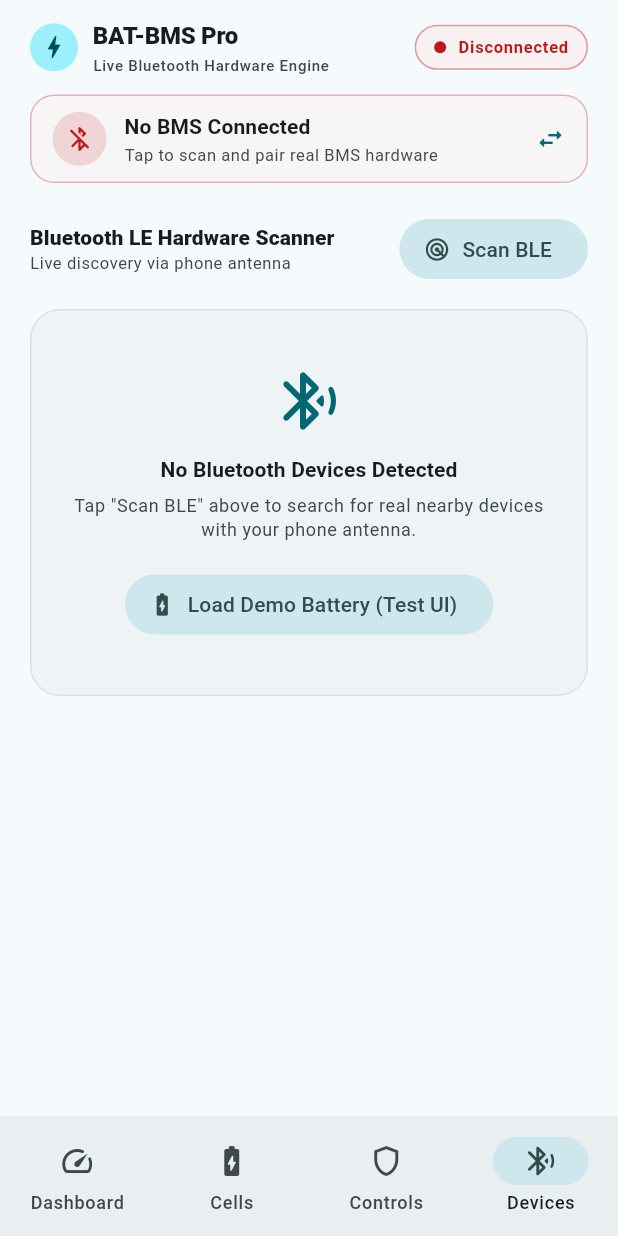
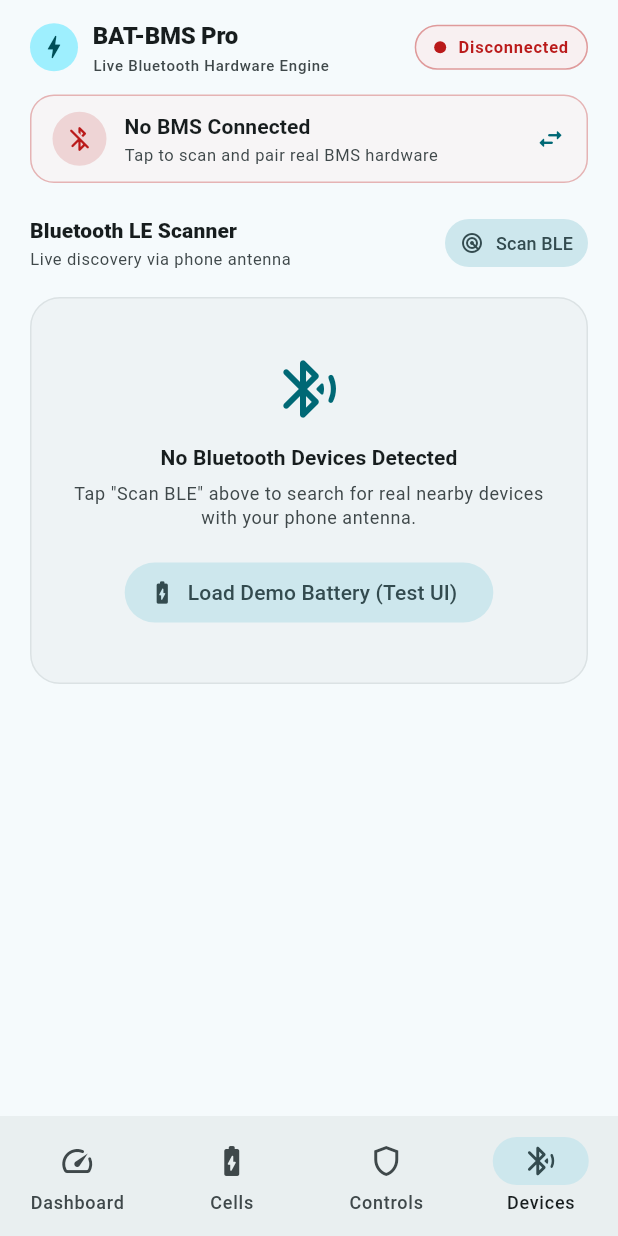
Before and after one commit to Tanush-Gupta1812/VoltOS, a Flutter app: the screen it shows after launch, item 4 of the bottom bar chosen, on a phone screen of 412 x 824 dp. Run offline on Flutter 3.47's test engine with Material 3 defaults, Android fonts, the phone set to English and light mode, and no system bars; our stand-ins replace flutter_blue_plus.

Commit message:
fix: resolve 27px horizontal overflow in Devices tab scanner header and top bar

```diff
--- a/lib/screens/bms_dashboard_screen.dart
+++ b/lib/screens/bms_dashboard_screen.dart
@@ -858,7 +858,8 @@ class _BmsDashboardScreenState extends State<BmsDashboardScreen> {
     return Row(
       mainAxisAlignment: MainAxisAlignment.spaceBetween,
       children: [
-        Row(
+        Expanded(
+          child: Row(
             children: [
               Container(
                 padding: const EdgeInsets.all(6),
@@ -873,7 +874,8 @@ class _BmsDashboardScreenState extends State<BmsDashboardScreen> {
                 ),
               ),
               const SizedBox(width: 10),
-            Column(
+              Expanded(
+                child: Column(
                   crossAxisAlignment: CrossAxisAlignment.start,
                   children: [
                     Text(
@@ -885,6 +887,8 @@ class _BmsDashboardScreenState extends State<BmsDashboardScreen> {
                     ),
                     Text(
                       'Live Bluetooth Hardware Engine',
+                      maxLines: 1,
+                      overflow: TextOverflow.ellipsis,
                       style: theme.textTheme.labelSmall?.copyWith(
                         color: colorScheme.onSurfaceVariant,
                         fontSize: 10,
@@ -892,8 +896,11 @@ class _BmsDashboardScreenState extends State<BmsDashboardScreen> {
                     ),
                   ],
                 ),
-          ],
-        ),
+              ),
+            ],
+          ),
+        ),
+        const SizedBox(width: 8),
         InkWell(
           borderRadius: BorderRadius.circular(20),
           onTap: () => _controller.toggleMockConnection(),
@@ -1809,17 +1816,21 @@ class _BmsDashboardScreenState extends State<BmsDashboardScreen> {
           Row(
             mainAxisAlignment: MainAxisAlignment.spaceBetween,
             children: [
-              Column(
+              Expanded(
+                child: Column(
                   crossAxisAlignment: CrossAxisAlignment.start,
                   children: [
                     Text(
-                    'Bluetooth LE Hardware Scanner',
+                      'Bluetooth LE Scanner',
                       style: theme.textTheme.titleSmall?.copyWith(
                         fontWeight: FontWeight.w800,
                       ),
                     ),
+                    const SizedBox(height: 2),
                     Text(
                       _controller.statusMessage ?? 'Live discovery via phone antenna',
+                      maxLines: 1,
+                      overflow: TextOverflow.ellipsis,
                       style: theme.textTheme.bodySmall?.copyWith(
                         color: colorScheme.onSurfaceVariant,
                         fontSize: 11,
@@ -1827,16 +1838,25 @@ class _BmsDashboardScreenState extends State<BmsDashboardScreen> {
                     ),
                   ],
                 ),
+              ),
+              const SizedBox(width: 8),
               FilledButton.tonalIcon(
+                style: FilledButton.styleFrom(
+                  visualDensity: VisualDensity.compact,
+                  padding: const EdgeInsets.symmetric(horizontal: 10, vertical: 6),
+                ),
                 onPressed: _controller.isScanning ? null : () => _controller.scanDevices(),
                 icon: _controller.isScanning
                     ? const SizedBox(
-                        width: 16,
-                        height: 16,
+                        width: 14,
+                        height: 14,
                         child: CircularProgressIndicator(strokeWidth: 2),
                       )
-                    : const Icon(Icons.radar_rounded, size: 18),
-                label: Text(_controller.isScanning ? 'Scanning...' : 'Scan BLE'),
+                    : const Icon(Icons.radar_rounded, size: 16),
+                label: Text(
+                  _controller.isScanning ? 'Scanning...' : 'Scan BLE',
+                  style: const TextStyle(fontSize: 12),
+                ),
               ),
             ],
           ),
```
Also changed, not shown: 1 other file. Lines whose indentation alone changed are shown as unchanged.
